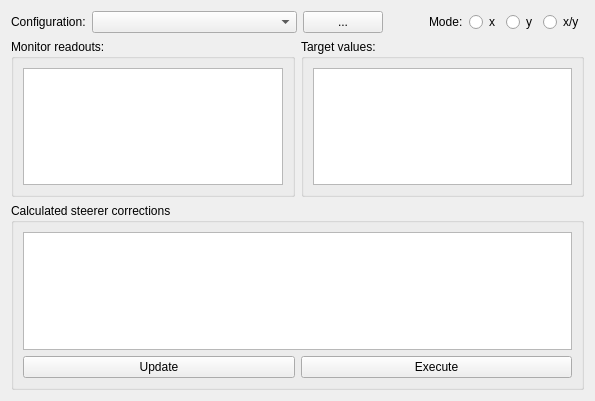
Above: madgui/correct/mgm_dialog.ui from hibtc/madgui before the change. Below: the same form after it.
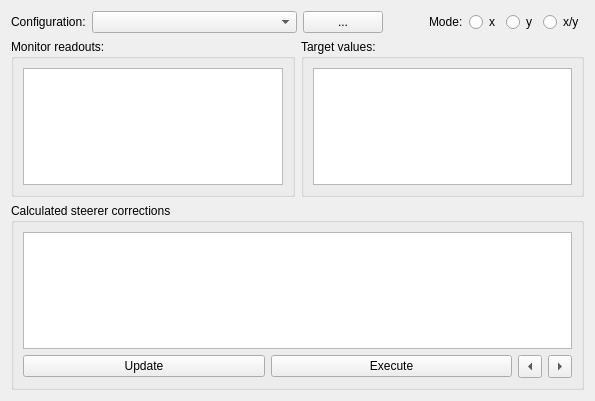
That is the form after the change. Custom widgets are drawn as their Qt base class.

Commit message: Add forward/back buttons to orbit correction dialogs

Diff of the .ui file:
```diff
--- a/madgui/correct/mgm_dialog.ui
+++ b/madgui/correct/mgm_dialog.ui
@@ -136,6 +136,26 @@
           </property>
          </widget>
         </item>
+        <item>
+         <widget class="QToolButton" name="btn_prev">
+          <property name="text">
+           <string>...</string>
+          </property>
+          <property name="arrowType">
+           <enum>Qt::LeftArrow</enum>
+          </property>
+         </widget>
+        </item>
+        <item>
+         <widget class="QToolButton" name="btn_next">
+          <property name="text">
+           <string>...</string>
+          </property>
+          <property name="arrowType">
+           <enum>Qt::RightArrow</enum>
+          </property>
+         </widget>
+        </item>
        </layout>
       </item>
      </layout>
```
The commit also changes 3 other files.
